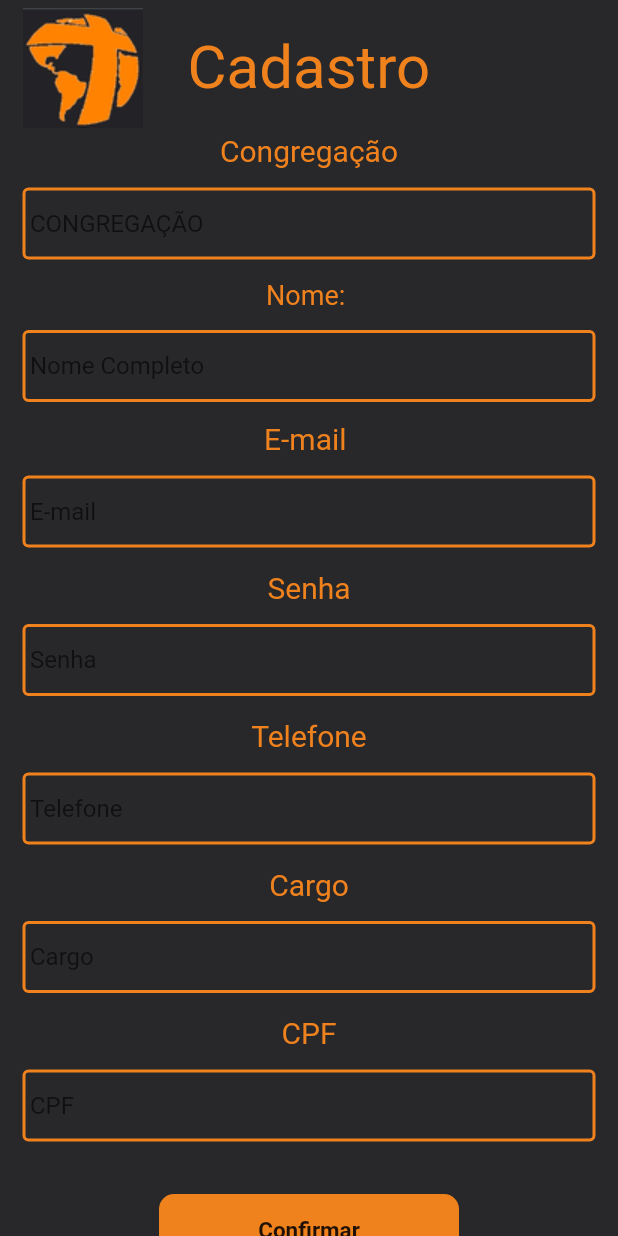
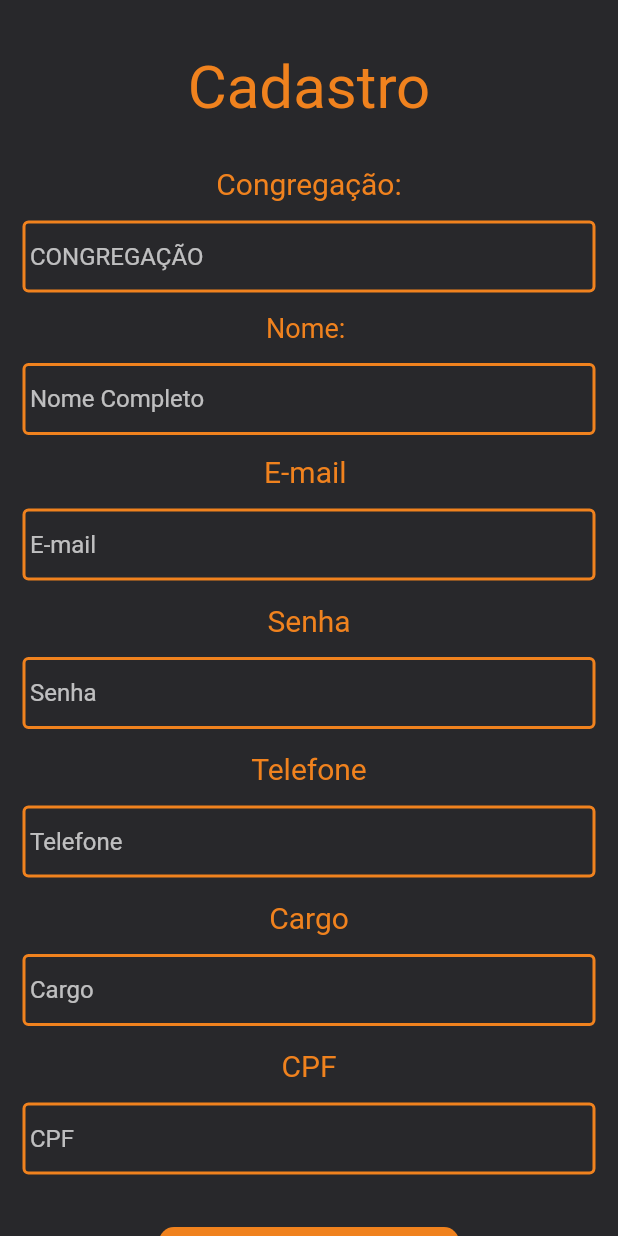
Before and after one commit to israelviana/cnMaraponga, a Flutter app: the screen it shows after launch, after a tap on "Entrar", after a tap on "Cadastre-se", on a phone screen of 412 x 824 dp. Run offline on Flutter 3.47's test engine with Material 2 defaults, Android fonts, the phone set to English and light mode, and no system bars; Roboto replaces fonts that are missing (OpenSans, OpensSans).

Commit message:
organizando aplicativo e adicionando funcoes

```diff
--- a/lib/main.dart
+++ b/lib/main.dart
@@ -13,8 +13,8 @@ class MyApp extends StatelessWidget {
   @override
   Widget build(BuildContext context) {
     return MaterialApp(
-       debugShowCheckedModeBanner: false,
-       title: 'App CN',
+      debugShowCheckedModeBanner: false,
+      title: 'App CN',
       onGenerateRoute: RouterCn().mainRoutes(),
       initialRoute: loginRoute,
     );
--- a/lib/views/Login/Inicial.dart
+++ b/lib/views/Home/Inicial.dart
@@ -1,6 +1,6 @@
 import 'package:app_transito/core/AppImages.dart';
 import 'package:app_transito/router.dart';
-import 'package:app_transito/views/Login/CadastroEscalas.dart';
+import 'package:app_transito/views/Cadastros/CadastroEscalas.dart';
 import 'package:flutter/material.dart';
 
 enum TypeModalInitial{
@@ -17,38 +17,24 @@ class Inicial extends StatefulWidget{
 
 class _Inicial extends State<Inicial>{
   final _formKey = GlobalKey<FormState>();
-
-  @override
-  void initState(){
-  }
+  BuildContext contextModalEscalas;
 
   @override
   Widget build(BuildContext context){
     return Scaffold(
       backgroundColor: Color(0xFF28282b),
-      body: Column(
+      body: Padding(
+        padding: const EdgeInsets.only(left: 50, top: 50),
+        child: Column(
+          crossAxisAlignment: CrossAxisAlignment.center,
           children: [
-          Padding(padding: const EdgeInsets.symmetric(vertical: 40, horizontal: 150),
-          child: Column(
-            children: [
-              Row(
-                children: [
-                  Image.asset(AppImages.logoMini),
-                ],
-              )
-            ],
-          ),
-
-          ),
             ButtonEscala(),
             SizedBox(height: 30),
             ButtonVeiculos(),
             SizedBox(height: 30),
             ButtonVoluntario()
-
-
           ],
-
+        ),
       ),
     );
   }
@@ -139,7 +125,7 @@ class _Inicial extends State<Inicial>{
     );
   }
 
-  Widget ButtonEscalasOptions(String texto, String router){
+  Widget ButtonEscalasOptions(String texto, String router, BuildContext contextModal){
     return Container(
         width: 300,
         height: 60,
@@ -149,6 +135,7 @@ class _Inicial extends State<Inicial>{
         ),
         child: InkWell(
           onTap: (){
+            Navigator.pop(contextModal);
             Navigator.pushNamed(context, router);
           },
           child: Row(
@@ -244,9 +231,9 @@ class _Inicial extends State<Inicial>{
                               Column(
                                 mainAxisAlignment: MainAxisAlignment.center,
                                 children: [
-                                  ButtonEscalasOptions("Cadastrar escalas", "cadastroVoluntario"),
+                                  ButtonEscalasOptions("Cadastrar escalas", cadastroEscalasRoute, context),
                                   SizedBox(height: 64),
-                                  ButtonEscalasOptions("Visualizar escalas", "cadastroVoluntario")
+                                  ButtonEscalasOptions("Visualizar escalas", "cadastroVoluntario", context)
                                 ],
                               ),
                             ],
--- a/lib/views/Login/Cadastro.dart
+++ b/lib/views/Login/Cadastro.dart
@@ -31,12 +31,13 @@ class _CadastroState extends State<Cadastro> {
               padding: const EdgeInsets.symmetric(vertical: 5, horizontal: 15),
               child: Column(
                 children: [
+                  SizedBox(height: 30),
                   Row(
+                    mainAxisAlignment: MainAxisAlignment.center,
                     children: [
-                      Image.asset(
+                      /*Image.asset(
                         AppImages.logoMini,
-                      ),
-                      SizedBox(width: 30),
+                      ),*/
                       Text("Cadastro",
                         style: TextStyle(
                             fontFamily: "OpensSans",
@@ -46,6 +47,7 @@ class _CadastroState extends State<Cadastro> {
                       ),
                     ],
                   ),
+                  SizedBox(height: 25),
                   formCadastro()
                 ],
               ),
@@ -64,7 +66,7 @@ class _CadastroState extends State<Cadastro> {
         child: Column(
           children: [
             Text(
-              "Congregação",
+              "Congregação:",
               style: TextStyle(
                 fontFamily: 'OpensSans',
                 fontSize: 20,
@@ -150,8 +152,7 @@ class _CadastroState extends State<Cadastro> {
             ),
             SizedBox(height: 20),
             ButtonConfirmar(),
-
-
+            SizedBox(height: 20)
           ],
         ),
       ),
@@ -181,7 +182,12 @@ class _CadastroState extends State<Cadastro> {
             )
         ),
         hintText: hintText,
-
+        hintStyle: TextStyle(
+          color: Colors.white70
+        ),
+      ),
+      style: TextStyle(
+          color: Colors.white70
       ),
       validator: (value) {
         switch (title) {
@@ -217,7 +223,7 @@ class _CadastroState extends State<Cadastro> {
             return null;
           case "CONGRECACAO":
             if (value.isEmpty){
-              return "Favor preencher o campo Congrecação";
+              return "Favor preencher o campo Congregação";
             }
             return null;
         }
--- a/lib/views/Login/Login.dart
+++ b/lib/views/Login/Login.dart
@@ -28,12 +28,12 @@ class _LoginState extends State<Login> {
             Image.asset(AppImages.logoAplicativo),
             FormLogin(),
             SizedBox(height: 40),
-            Row(
+           /* Row(
               mainAxisAlignment: MainAxisAlignment.end,
               children: [
                 Image.asset(AppImages.logoMini)
               ],
-            )
+            )*/
           ],
         ),
       ),
@@ -57,7 +57,7 @@ class _LoginState extends State<Login> {
               ),
               Padding(
                 padding: const EdgeInsets.only(top: 20, bottom: 20),
-                child: _InputForm(emailController, "EMAIL", "email@email.com"),
+                child: _InputForm(emailController, "EMAIL", "Digite seu email."),
               ),
               Text(
                 "Senha",
@@ -69,18 +69,14 @@ class _LoginState extends State<Login> {
               ),
               Padding(
                 padding: const EdgeInsets.only(top: 20, bottom: 20),
-                child: _InputForm(senhaController, "SENHA", "12345678"),
-              ),
-              Row(
-                mainAxisAlignment: MainAxisAlignment.end,
-                children: [
-                  esqueceuSenha(),
-                ],
+                child: _InputForm(senhaController, "SENHA", "Digite sua senha."),
               ),
               SizedBox(height: 20),
               ButtonConfirmar(),
               SizedBox(height: 30),
               naoPossuiConta(),
+              SizedBox(height: 15),
+              esqueceuSenha(),
             ],
           ),
         )
@@ -109,7 +105,12 @@ class _LoginState extends State<Login> {
             )
         ),
         hintText: hintText,
-
+        hintStyle: TextStyle(
+            color: Colors.white70
+        ),
+      ),
+      style: TextStyle(
+        color: Colors.white70
       ),
       validator: (value){
         switch (title){
@@ -168,10 +169,9 @@ class _LoginState extends State<Login> {
         children: [
           Text("Cadastre-se ",
             style: TextStyle(
-                fontFamily: "OpensSans",
                 fontSize: 15,
                 color: Color(0xFFf0821e),
-                fontWeight: FontWeight.bold,
+                fontWeight: FontWeight.w400,
 
             ),
           ),
@@ -186,14 +186,13 @@ class _LoginState extends State<Login> {
         Navigator.pushNamed(context, esqueceuSenhaRoute);
       },
       child: Row(
+        mainAxisAlignment: MainAxisAlignment.center,
         children: [
-          SizedBox(width: 20),
           Text(
             "Esqueceu a senha?",
             style: TextStyle(
-                fontFamily: "OpensSans",
                 fontSize: 15,
-                fontWeight: FontWeight.bold,
+                fontWeight: FontWeight.w400,
                 color: Color(0xFFf0821e)
             ),
           )
@@ -203,7 +202,7 @@ class _LoginState extends State<Login> {
   }
 
 
-  void getRequisicao() async{
+  void getRequisicao() async {
     var url = Uri.parse('http://192.168.1.6:3000/sign');
     String body = convert.jsonEncode({
       "email": emailController,
@@ -216,7 +215,6 @@ class _LoginState extends State<Login> {
     }catch(err){
       print(err);
     }
-
   }
 
 }
```
Also changed, not shown: lib/router.dart (+4 -4 lines), lib/views/Cadastros/CadastroEscalas.dart (renamed from lib/views/Login/CadastroEscalas.dart, +16 -13 lines), lib/views/Cadastros/CadastroVeiculos.dart (renamed from lib/views/Login/CadastroVeiculos.dart), lib/views/Cadastros/CadastroVoluntario.dart (renamed from lib/views/Login/CadastroVoluntario.dart). Lines whose indentation alone changed are shown as unchanged.
